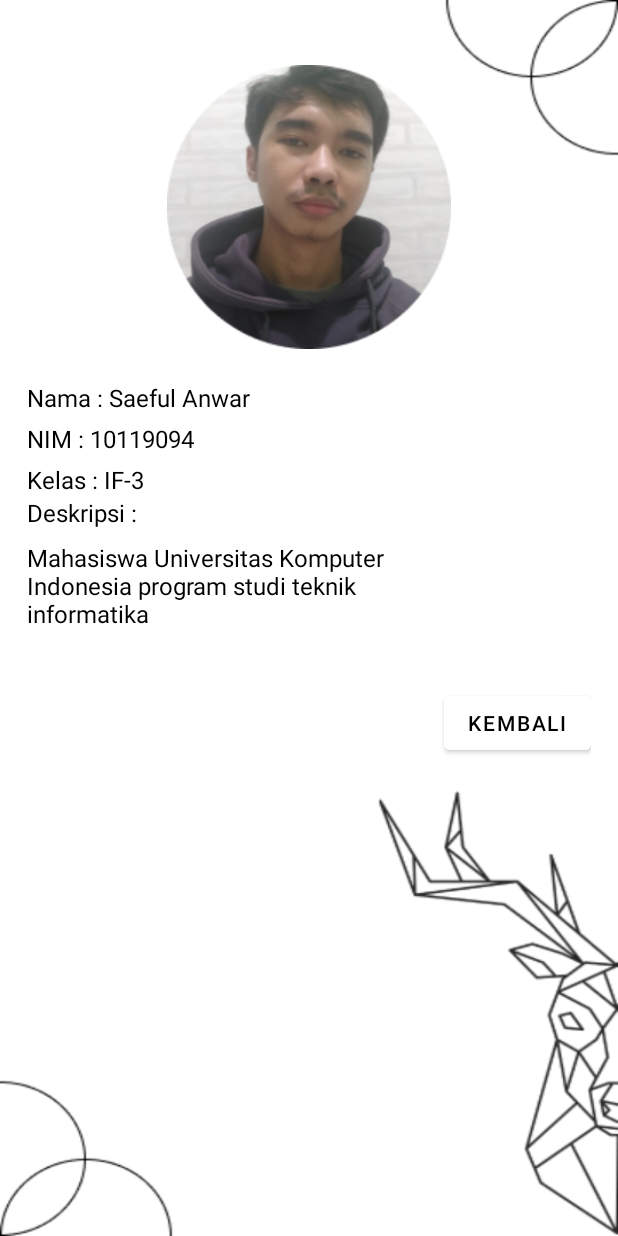
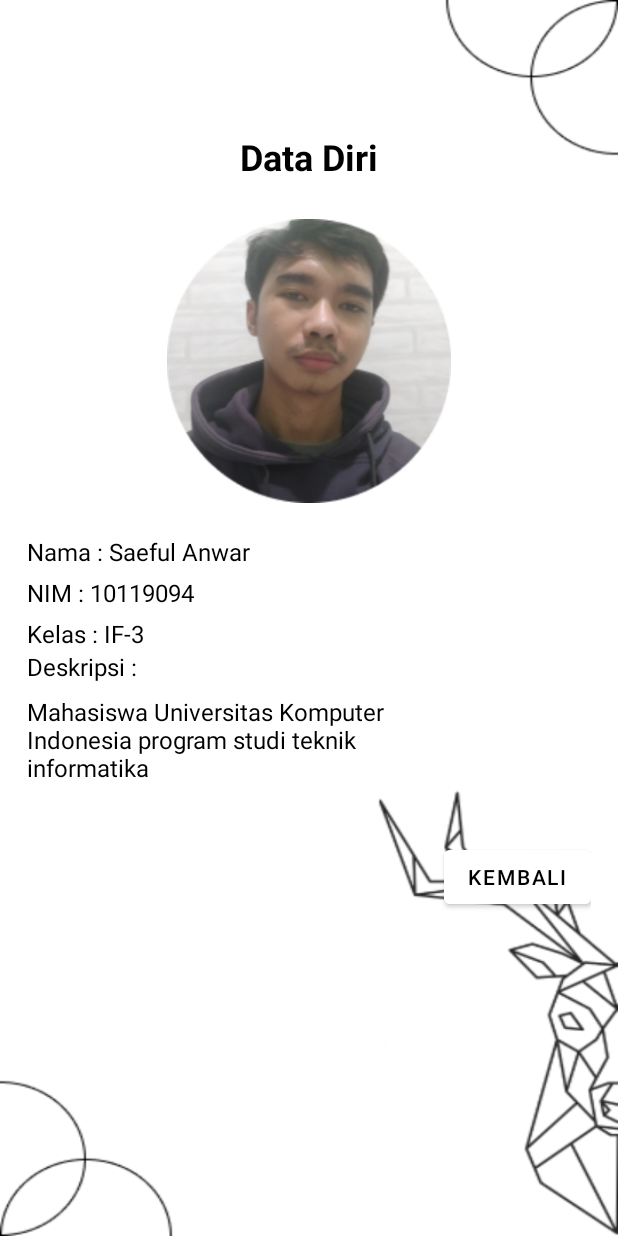
Before and after one commit to SaefulA0/Tugas1AKB-IF3-10119094, an Android app: the ProfileActivity screen opened directly, with no data from a screen before it, on a phone screen of 412 x 824 dp. Run offline under Robolectric (Android 15) with nearby library versions, the phone set to English and light mode, and no system bars.

Commit message:
update 23/04/2022

```diff
--- a/app/src/main/java/com/example/tugas1akb_if3_10119094/LoginActivity.java
+++ b/app/src/main/java/com/example/tugas1akb_if3_10119094/LoginActivity.java
@@ -1,5 +1,5 @@
 package com.example.tugas1akb_if3_10119094;
-
+//10119094-Saeful Anwar Oktariansah-20/04/2022
 import androidx.appcompat.app.AppCompatActivity;
 
 import android.content.Intent;
--- a/app/src/main/java/com/example/tugas1akb_if3_10119094/MainActivity.java
+++ b/app/src/main/java/com/example/tugas1akb_if3_10119094/MainActivity.java
@@ -1,5 +1,5 @@
 package com.example.tugas1akb_if3_10119094;
-
+//10119094-Saeful Anwar Oktariansah-20/04/2022
 import androidx.appcompat.app.AppCompatActivity;
 
 import android.content.Intent;
--- a/app/src/main/java/com/example/tugas1akb_if3_10119094/ProfileActivity.java
+++ b/app/src/main/java/com/example/tugas1akb_if3_10119094/ProfileActivity.java
@@ -1,5 +1,5 @@
 package com.example.tugas1akb_if3_10119094;
-
+//10119094-Saeful Anwar Oktariansah-20/04/2022
 import androidx.appcompat.app.AppCompatActivity;
 
 import android.content.Intent;
--- a/app/src/main/java/com/example/tugas1akb_if3_10119094/RegisterActivity.java
+++ b/app/src/main/java/com/example/tugas1akb_if3_10119094/RegisterActivity.java
@@ -1,5 +1,5 @@
 package com.example.tugas1akb_if3_10119094;
-
+//10119094-Saeful Anwar Oktariansah-20/04/2022
 import androidx.appcompat.app.AppCompatActivity;
 
 import android.content.Intent;
--- a/app/src/main/java/com/example/tugas1akb_if3_10119094/SplashScreenActivity.java
+++ b/app/src/main/java/com/example/tugas1akb_if3_10119094/SplashScreenActivity.java
@@ -1,5 +1,5 @@
 package com.example.tugas1akb_if3_10119094;
-
+//10119094-Saeful Anwar Oktariansah-20/04/2022
 import androidx.appcompat.app.AppCompatActivity;
 import androidx.appcompat.widget.ActionBarOverlayLayout;
 
--- a/app/src/main/res/layout/activity_login.xml
+++ b/app/src/main/res/layout/activity_login.xml
@@ -41,6 +41,7 @@
             android:hint="Password"
             android:padding="16sp"
             android:layout_marginTop="16sp"
+            android:inputType="textPassword"
             />
     </LinearLayout>
     <Button
@@ -63,5 +64,4 @@
         android:textColor="@color/black"
         android:backgroundTint="@color/white"
         />
-
 </RelativeLayout>
--- a/app/src/main/res/layout/activity_main.xml
+++ b/app/src/main/res/layout/activity_main.xml
@@ -41,7 +41,7 @@
         android:layout_width="wrap_content"
         android:layout_height="wrap_content"
         android:padding="5dp"
-        android:text="Waktu pengerjaan : 21 April 2022"
+        android:text="Waktu pengerjaan : 20 April 2022"
         android:textColor="@color/black"
         android:layout_below="@id/kelasmain"
         android:textSize="16sp"
--- a/app/src/main/res/layout/activity_profile.xml
+++ b/app/src/main/res/layout/activity_profile.xml
@@ -11,10 +11,21 @@
         android:layout_width="200dp"
         android:layout_height="200dp"
         android:src="@drawable/saeful"
-        android:layout_alignParentTop="true"
         android:layout_centerHorizontal="true"
         android:layout_marginTop="20dp"
         android:padding="5dp"
+        android:layout_below="@+id/datadiri"
+        />
+    <TextView
+        android:id="@+id/datadiri"
+        android:layout_width="wrap_content"
+        android:layout_height="wrap_content"
+        android:text="Data Diri"
+        android:textSize="24dp"
+        android:textStyle="bold"
+        android:textColor="@color/black"
+        android:layout_centerHorizontal="true"
+        android:layout_marginTop="70dp"
         />
     <TextView
         android:id="@+id/namaprofile"
```
